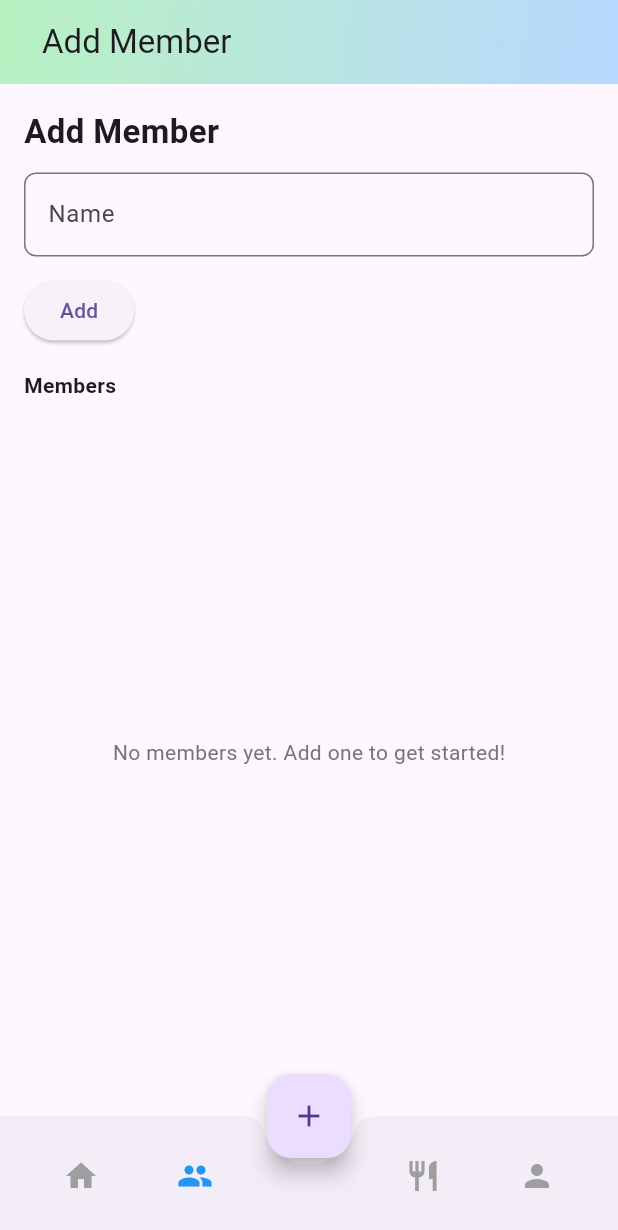
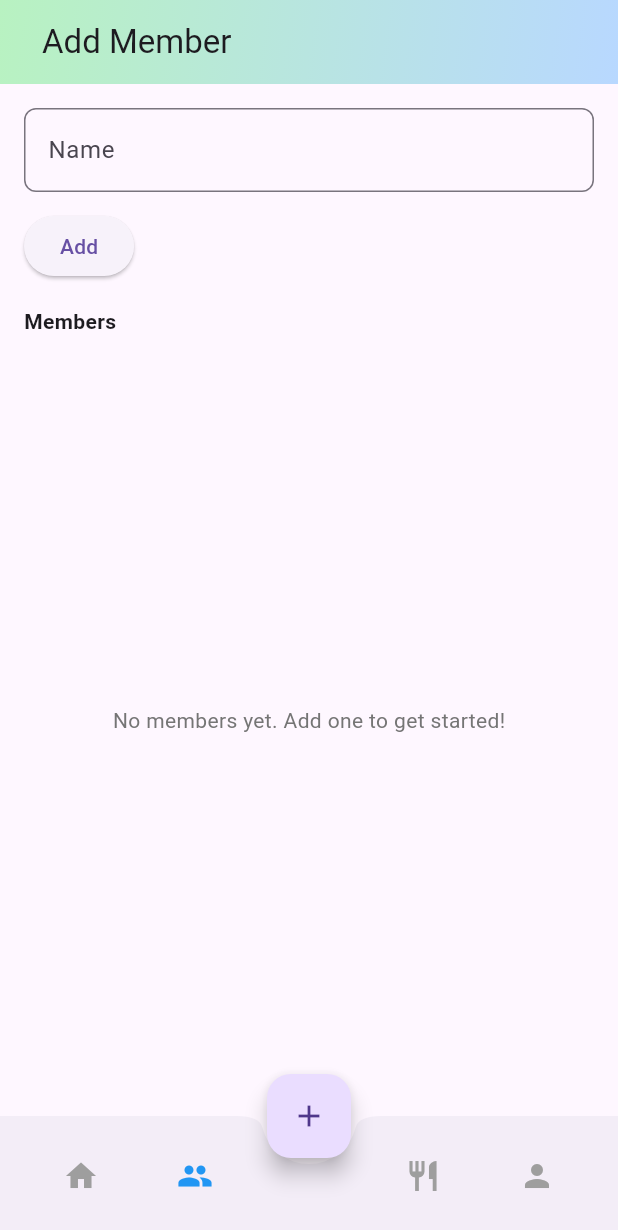
Before and after one commit to mdjakariaa/Flutter_Course_Project, a Flutter app: the screen it shows once a user with an empty profile is signed in, item 2 of the bottom bar chosen, on a phone screen of 412 x 824 dp. Shown: the top 1230 px of the screen. Run offline on Flutter 3.47's test engine with Material 3 defaults, Android fonts, the light colour scheme and no system bars; our stand-ins replace supabase_flutter; accounts and stored records are empty.

Commit message:
duplicate header has been removed

```diff
--- a/lib/screens/add_meal.dart
+++ b/lib/screens/add_meal.dart
@@ -34,12 +34,6 @@ class _AddMealScreenState extends State<AddMealScreen> {
         child: Column(
           crossAxisAlignment: CrossAxisAlignment.start,
           children: [
-            const Text(
-              'Add Meal',
-              style: TextStyle(fontSize: 22, fontWeight: FontWeight.bold),
-            ),
-            const SizedBox(height: 12),
-
             // Error message
             Consumer<MessProvider>(
               builder: (context, provider, _) {
--- a/lib/screens/add_member.dart
+++ b/lib/screens/add_member.dart
@@ -33,12 +33,6 @@ class _AddMemberScreenState extends State<AddMemberScreen> {
         child: Column(
           crossAxisAlignment: CrossAxisAlignment.start,
           children: [
-            const Text(
-              'Add Member',
-              style: TextStyle(fontSize: 22, fontWeight: FontWeight.bold),
-            ),
-            const SizedBox(height: 12),
-
             // Error message
             Consumer<MessProvider>(
               builder: (context, provider, _) {
--- a/lib/screens/profile.dart
+++ b/lib/screens/profile.dart
@@ -40,12 +40,6 @@ class _ProfileScreenState extends State<ProfileScreen> {
           child: Column(
             crossAxisAlignment: CrossAxisAlignment.start,
             children: [
-              const Text(
-                'Profile',
-                style: TextStyle(fontSize: 22, fontWeight: FontWeight.bold),
-              ),
-              const SizedBox(height: 16),
-
               // User info section
               Consumer<AuthProvider>(
                 builder: (context, authProvider, _) {
```
